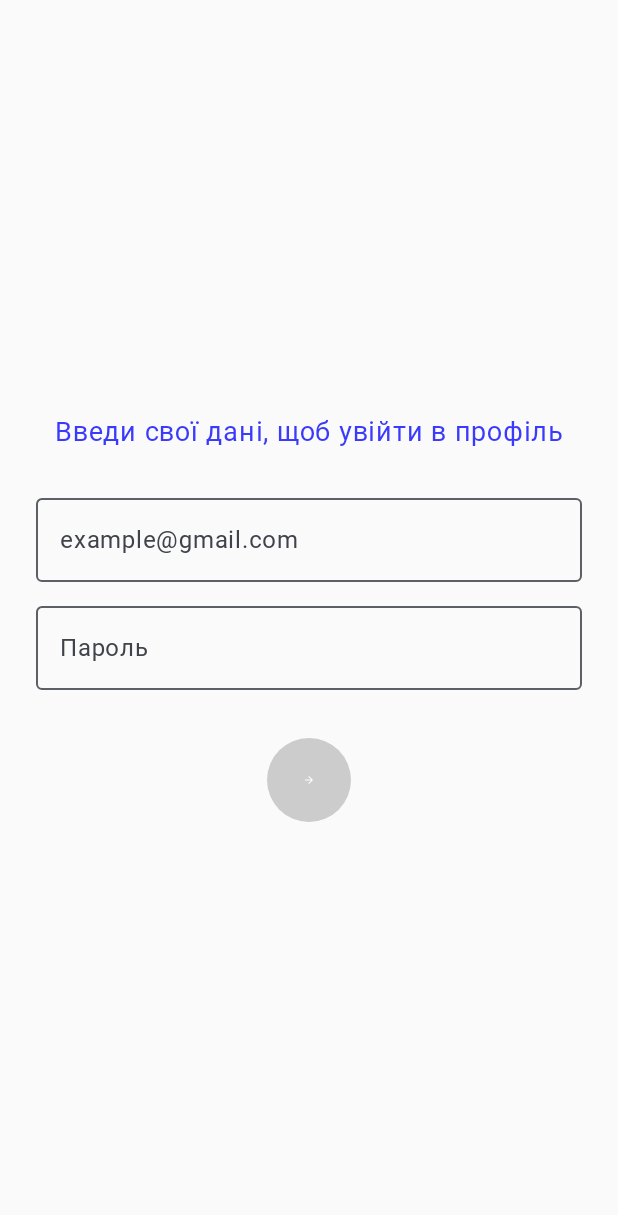
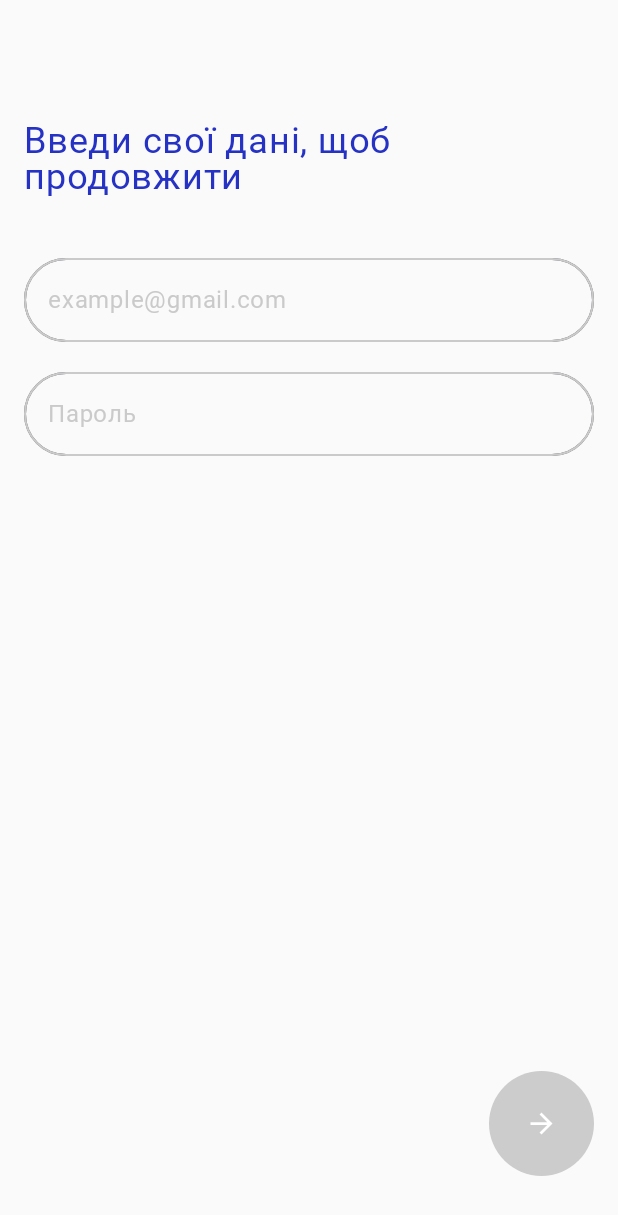
Before and after one commit to sdzmnk/RazomUA, an Android app built with Jetpack Compose: the screen it shows after launch (MainActivity), after a tap on "Увійти", on a phone screen of 412 x 824 dp. Shown: the top 1215 px of the screen. Run offline under Robolectric (Android 15) with nearby library versions, the phone set to English and light mode, and no system bars; Roboto replaces fonts that are not available here.

Commit message:
Add login screen with ViewModel and navigation

```diff
--- /dev/null
+++ b/app/src/main/java/com/example/razomua/model/Interest.kt
@@ -0,0 +1,6 @@
+package com.example.razomua.model
+
+data class Interest(
+    val id: Long,
+    val name: String
+)
--- /dev/null
+++ b/app/src/main/java/com/example/razomua/model/ProfileInterest.kt
@@ -0,0 +1,6 @@
+package com.example.razomua.model
+
+data class ProfileInterest(
+    val profileId: Long,
+    val interestId: Long
+)
--- a/app/src/main/java/com/example/razomua/ui/screens/welcome/LoginScreen.kt
+++ b/app/src/main/java/com/example/razomua/ui/screens/welcome/LoginScreen.kt
@@ -1,19 +1,31 @@
 package com.example.razomua.ui.screens.login
 
+import androidx.compose.foundation.border
 import androidx.compose.foundation.layout.*
 import androidx.compose.foundation.shape.CircleShape
 import androidx.compose.material.icons.Icons
 import androidx.compose.material.icons.filled.ArrowForward
-import androidx.compose.material3.*
-import androidx.compose.runtime.*
+import androidx.compose.material3.Button
+import androidx.compose.material3.ButtonDefaults
+import androidx.compose.material3.Icon
+import androidx.compose.material3.OutlinedTextField
+import androidx.compose.material3.Text
+import androidx.compose.runtime.Composable
+import androidx.compose.runtime.getValue
+import androidx.compose.runtime.mutableStateOf
+import androidx.compose.runtime.remember
+import androidx.compose.runtime.setValue
 import androidx.compose.ui.Alignment
 import androidx.compose.ui.Modifier
+import androidx.compose.ui.graphics.Color
 import androidx.compose.ui.text.input.PasswordVisualTransformation
 import androidx.compose.ui.unit.dp
 import androidx.compose.ui.unit.sp
 import androidx.compose.ui.tooling.preview.Preview
-import androidx.compose.ui.graphics.Color
+import com.example.razomua.ui.theme.Blue
+import com.example.razomua.ui.theme.GrayMedium
 
+@Preview(showBackground = true)
 @Composable
 fun LoginScreen() {
     var email by remember { mutableStateOf("") }
@@ -22,44 +34,55 @@ fun LoginScreen() {
     Column(
         modifier = Modifier
             .fillMaxSize()
-            .padding(24.dp),
-        verticalArrangement = Arrangement.Center,
+            .padding(horizontal = 16.dp),
+        verticalArrangement = Arrangement.SpaceBetween,
         horizontalAlignment = Alignment.CenterHorizontally
     ) {
-
+        Column(
+            modifier = Modifier.fillMaxWidth()
+        ) {
             Text(
-            text = "Введи свої дані, щоб увійти в профіль",
-            fontSize = 18.sp,
-            color = Color(0xFF3A3AFD)
+                text = "Введи свої дані, щоб продовжити",
+                fontSize = 24.sp,
+                color = Blue,
+                modifier = Modifier.padding(top = 80.dp, bottom = 40.dp)
             )
-
-        Spacer(modifier = Modifier.height(32.dp))
 
             OutlinedTextField(
                 value = email,
                 onValueChange = { email = it },
-            placeholder = { Text("example@gmail.com") },
+                placeholder = { Text("example@gmail.com", color = GrayMedium) },
                 singleLine = true,
-            modifier = Modifier.fillMaxWidth()
+                modifier = Modifier
+                    .fillMaxWidth()
+                    .border(1.dp, GrayMedium, CircleShape),
+                shape = CircleShape,
             )
 
-        Spacer(modifier = Modifier.height(16.dp))
+            Spacer(modifier = Modifier.height(20.dp))
 
             OutlinedTextField(
                 value = password,
                 onValueChange = { password = it },
-            placeholder = { Text("Пароль") },
+                placeholder = { Text("Пароль", color = GrayMedium) },
                 visualTransformation = PasswordVisualTransformation(),
                 singleLine = true,
-            modifier = Modifier.fillMaxWidth()
+                modifier = Modifier
+                    .fillMaxWidth()
+                    .border(1.dp, GrayMedium, CircleShape),
+                shape = CircleShape
             )
-
-        Spacer(modifier = Modifier.height(32.dp))
-
+        }
+        Column(
+            modifier = Modifier.fillMaxWidth(),
+            horizontalAlignment = Alignment.End
+        ) {
             Button(
-            onClick = { /* TODO: логіка входу */ },
+                onClick = { },
                 shape = CircleShape,
-            modifier = Modifier.size(56.dp),
+                modifier = Modifier
+                    .padding(bottom = 40.dp)
+                    .size(70.dp),
                 colors = ButtonDefaults.buttonColors(containerColor = Color.LightGray)
             ) {
                 Icon(
@@ -70,9 +93,4 @@ fun LoginScreen() {
             }
         }
     }
-
-@Preview(showBackground = true)
-@Composable
-fun LoginScreenPreview() {
-    LoginScreen()
 }
```
Also changed, not shown: app/src/main/java/com/example/razomua/model/Profile.kt (added, +8 -0 lines), app/src/main/java/com/example/razomua/viewmodel/LoginViewModel.kt (added, +57 -0 lines). Lines whose indentation alone changed are shown as unchanged.
